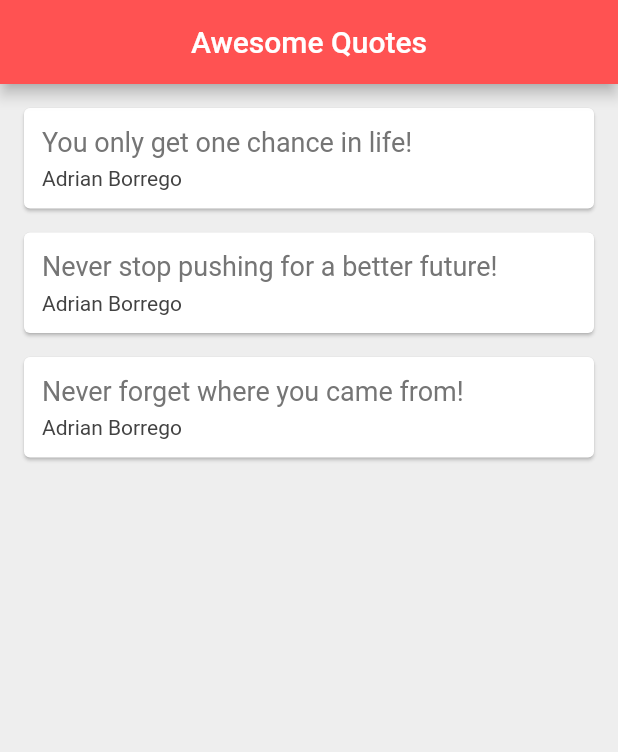
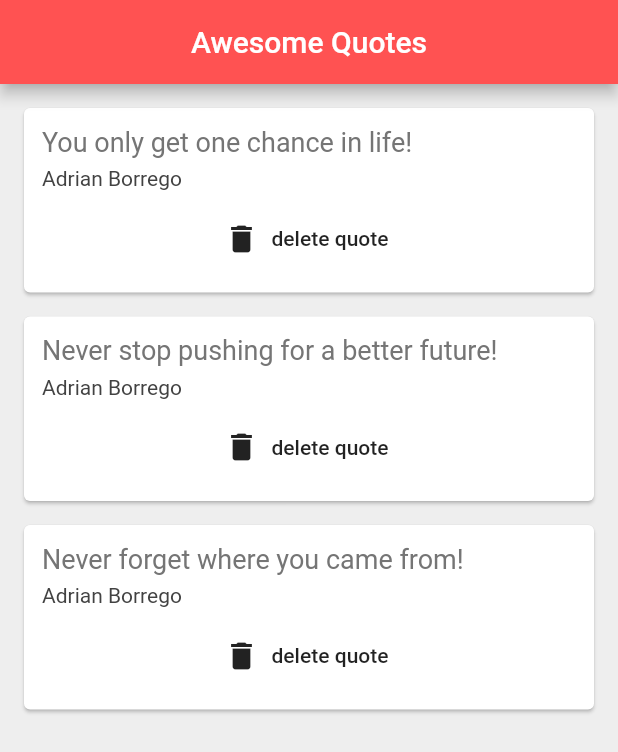
Before and after one commit to AdrianB1995/flutter-tutorial, a Flutter app: the screen it shows after launch, on a phone screen of 412 x 824 dp. Shown: the top 752 px of the screen. Run offline on Flutter 3.47's test engine with Material 2 defaults, Android fonts, the phone set to English and light mode, and no system bars.

Commit message:
- Passing functions as parameters

```diff
--- a/lib/QuoteCard.dart
+++ b/lib/QuoteCard.dart
@@ -6,7 +6,8 @@ import 'Quote.dart';
 class QuoteCard extends StatelessWidget {
 
   final Quote quote;
-  QuoteCard({ this.quote });
+  final Function delete;
+  QuoteCard({ this.quote, this.delete });
 
   @override
   Widget build(BuildContext context) {
@@ -32,6 +33,12 @@ class QuoteCard extends StatelessWidget {
                   color: Colors.grey[800]
               ),
             ),
+            SizedBox(height: 8.0),
+            FlatButton.icon(
+              onPressed: () {delete();},
+              label: Text('delete quote'),
+              icon: Icon(Icons.delete),
+            )
           ],
         ),
       ),
--- a/lib/main.dart
+++ b/lib/main.dart
@@ -29,7 +29,14 @@ class _QuoteListState extends State<QuoteList> {
         backgroundColor: Colors.redAccent,
       ),
       body: Column(
-        children: list.map((quote) => QuoteCard(quote: quote)).toList(),
+        children: list.map((quote) => QuoteCard(
+          quote: quote,
+          delete: () {
+            setState(() {
+              list.remove(quote);
+            });
+          }
+        )).toList(),
       ),
     );
   }
```
